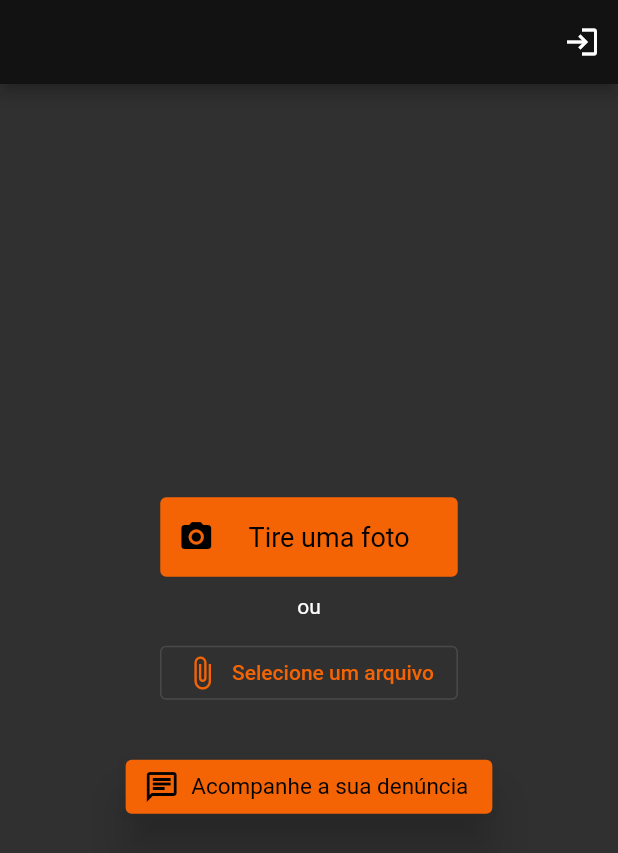
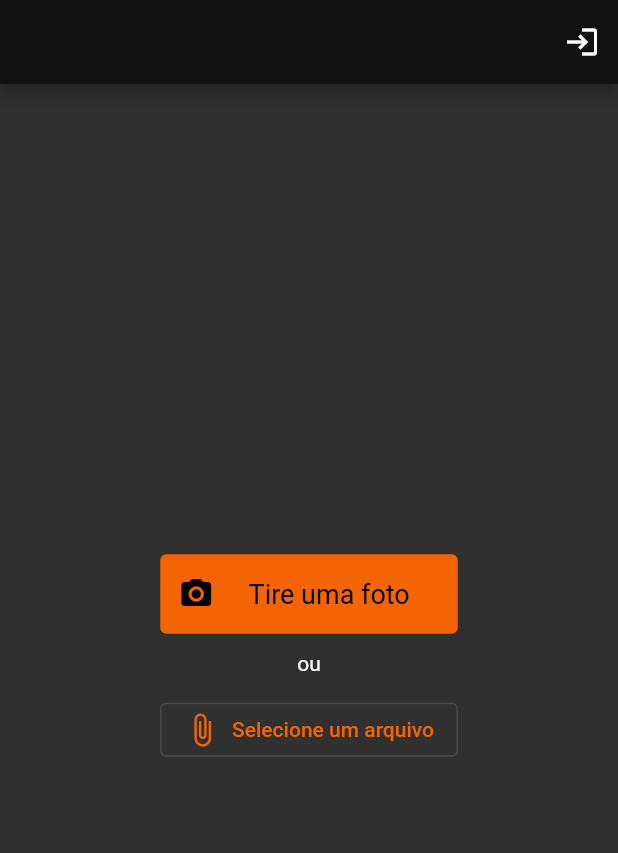
Before and after one commit to TCC-Alerta-Queimadas/alertaqueimadas, a Flutter app: the screen it shows after launch, on a phone screen of 412 x 824 dp. Shown: the top 853 px of the screen. Run offline on Flutter 3.47's test engine with Material 2 defaults, Android fonts, the light colour scheme and no system bars; our stand-ins replace cloud_firestore, firebase_auth, firebase_core, firebase_storage, flutter_compass, geolocator and 1 more; accounts and stored records are empty.

```diff
--- a/lib/pages/main/main_page.dart
+++ b/lib/pages/main/main_page.dart
@@ -10,8 +10,6 @@ import 'package:flutter/material.dart';
 import 'package:flutter_compass/flutter_compass.dart';
 import 'package:geolocator/geolocator.dart';
 import 'package:image_picker/image_picker.dart';
-
-import '../chat/chat.dart';
 import '../denuncia/denuncia_page.dart';
 import '../usuario/usuario_foto_widget.dart';
 import '../usuario/usuario_page.dart';
@@ -70,24 +68,6 @@ class MainPage extends StatelessWidget {
                   onPressed: () async {
                     await _denunciar(context);} ,
                 ),
-                Padding(
-
-                  padding: const EdgeInsets.all(14.0),
-                ),
-               ElevatedButton.icon(
-
-                  icon: Icon(Icons.chat_outlined),
-                  label: Text('Acompanhe a sua denúncia'),
-                  style: ElevatedButton.styleFrom(
-                    elevation: 13.0,
-                    textStyle: TextStyle(
-                    fontSize: 15,
-                  )),
-                  onPressed: () {
-                     Navigator.of(context).push(MaterialPageRoute(builder: (context) => ChatPage(),
-                      )); } ,
-                ),
-
               ],
             ),
           ],
--- a/pubspec.yaml
+++ b/pubspec.yaml
@@ -36,7 +36,6 @@ dependencies:
   firebase_storage: ^10.2.9
   geolocator: ^8.2.0
   flutter_compass: ^0.7.0
-  stream_chat_flutter: ^latest_version
 
 
 dev_dependencies:
```
Also changed, not shown: lib/pages/chat/chat.dart (deleted, +0 -16 lines).
